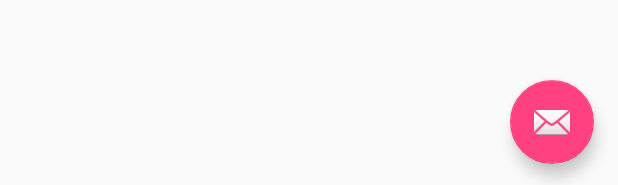
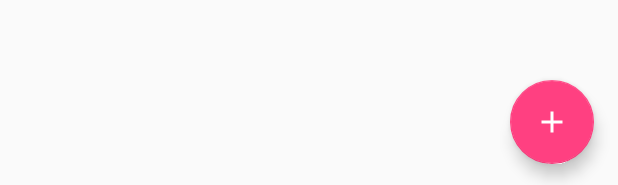
Before and after one commit to jonimettala/DAnnouncer, an Android app: the layout activity_webhook_list.xml on its own in the app's theme, with its tools: preview values and no code run, on a phone screen of 412 x 824 dp. Shown: the part 1048-1233 px from the top of the screen. Run offline under Robolectric (Android 15) with nearby library versions, the light colour scheme and no system bars.

Commit message:
Change new webhook floating action button look to add sign

```diff
--- /dev/null
+++ b/app/src/main/res/drawable/ic_add_white_24dp.xml
@@ -0,0 +1,5 @@
+<vector android:height="24dp" android:tint="#FFFFFF"
+    android:viewportHeight="24.0" android:viewportWidth="24.0"
+    android:width="24dp" xmlns:android="http://schemas.android.com/apk/res/android">
+    <path android:fillColor="#FF000000" android:pathData="M19,13h-6v6h-2v-6H5v-2h6V5h2v6h6v2z"/>
+</vector>
--- a/app/src/main/res/layout/activity_webhook_list.xml
+++ b/app/src/main/res/layout/activity_webhook_list.xml
@@ -28,6 +28,6 @@
         android:layout_height="wrap_content"
         android:layout_gravity="bottom|end"
         android:layout_margin="@dimen/fab_margin"
-        app:srcCompat="@android:drawable/ic_dialog_email" />
+        app:srcCompat="@drawable/ic_add_white_24dp" />
 
 </android.support.design.widget.CoordinatorLayout>
```
